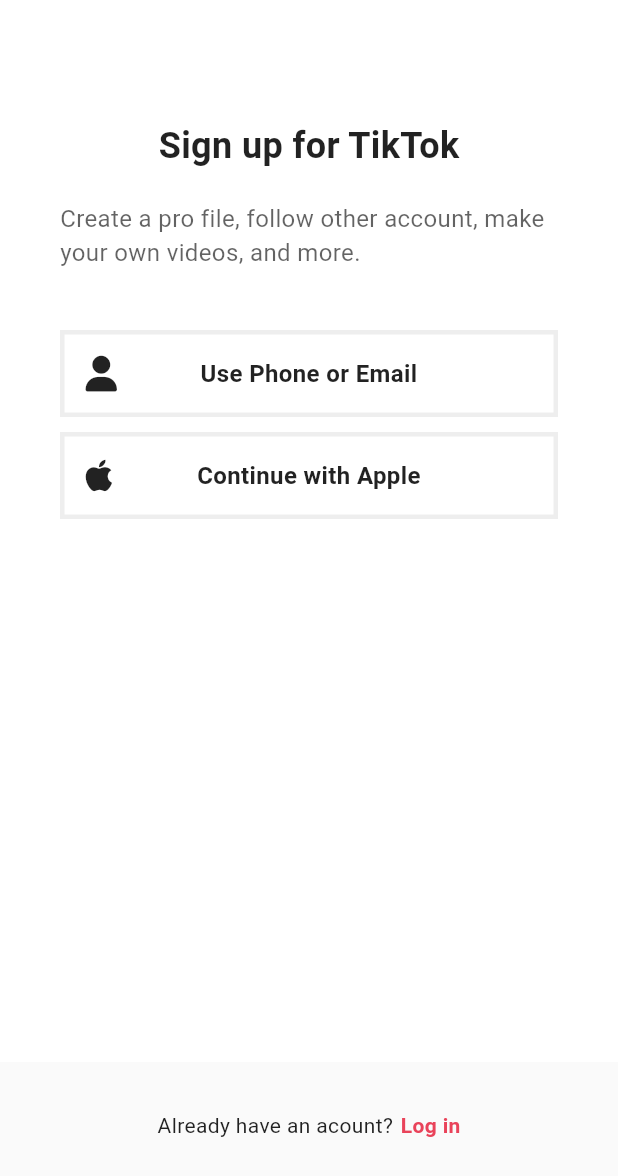
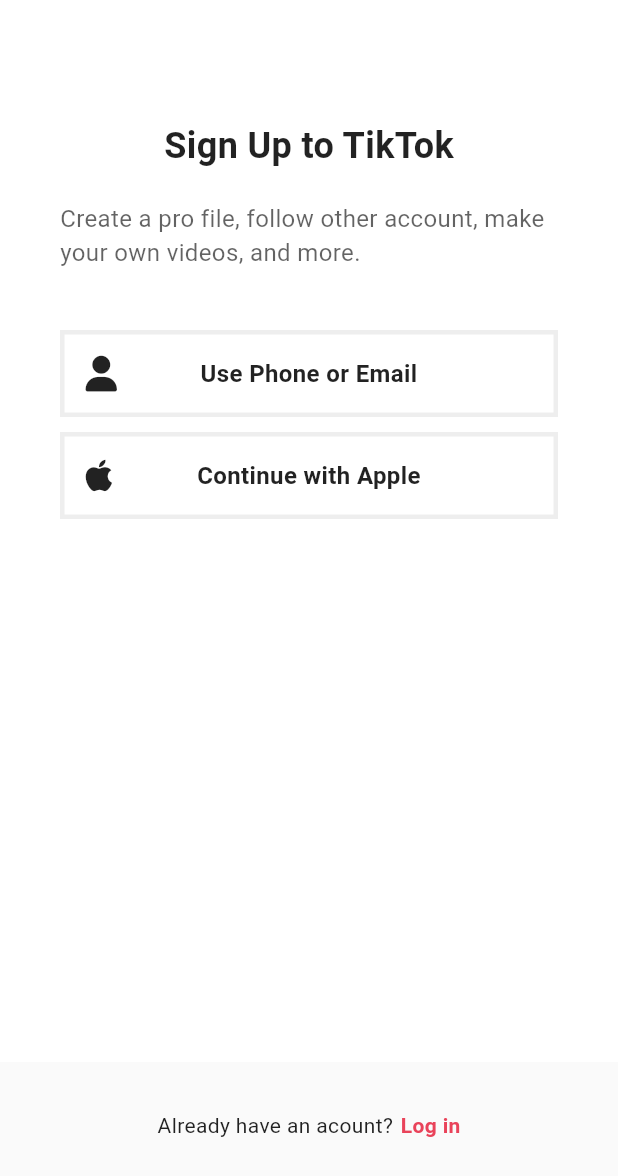
Before and after one commit to horu2day/tiktok_clone, a Flutter app: the screen it shows after launch, on a phone screen of 412 x 824 dp. Shown: the top 1176 px of the screen. Run offline on Flutter 3.47's test engine with Material 2 defaults, Android fonts, the phone set to English and light mode, and no system bars; our stand-ins replace font_awesome_flutter, video_player, visibility_detector.

```diff
--- a/l10n.yaml
+++ /dev/null
@@ -1,3 +0,0 @@
-arb-dir: lib/intl
-template-arb-file: intl_en.arb
-output-localization-file: intl_generated.dart
--- a/lib/features/authentication/widgets/sign_up_screen.dart
+++ b/lib/features/authentication/widgets/sign_up_screen.dart
@@ -7,7 +7,6 @@ import 'package:tiktok_clone/features/authentication/widgets/auth_button.dart';
 import 'package:tiktok_clone/features/authentication/widgets/login_screen.dart';
 import 'package:tiktok_clone/features/authentication/widgets/username_screen.dart';
 import 'package:tiktok_clone/utils.dart';
-import "package:flutter_gen/gen_l10n/intl_generated.dart";
 
 class SignUpScreen extends StatelessWidget {
   const SignUpScreen({super.key});
@@ -49,9 +48,9 @@ class SignUpScreen extends StatelessWidget {
           child: Column(
             children: [
               Gaps.v80,
-              Text(
-                AppLocalizations.of(context)!.signUpTitle("TikTok"),
-                style: const TextStyle(
+              const Text(
+                "Sign Up to TikTok",
+                style: TextStyle(
                   fontSize: Sizes.size24,
                   fontWeight: FontWeight.w700,
                 ),
--- a/lib/intl/intl_ko.arb
+++ /dev/null
@@ -1,3 +0,0 @@
-{
-    "signUpTitle":"{nameOfTheApp}에 가입하세요"
-}
--- /dev/null
+++ b/lib/l10n/intl_ko.arb
@@ -0,0 +1,3 @@
+{
+    "signUpTitle":"{nameOfTheApp}에 가입하세요."
+}
--- a/lib/main.dart
+++ b/lib/main.dart
@@ -2,7 +2,6 @@ import 'package:flutter/material.dart';
 import 'package:flutter/services.dart';
 import 'package:flutter_localizations/flutter_localizations.dart';
 import 'package:tiktok_clone/constants/sizes.dart';
-import "package:flutter_gen/gen_l10n/intl_generated.dart";
 
 import 'features/authentication/widgets/sign_up_screen.dart';
 
@@ -29,7 +28,6 @@ class TikTokApp extends StatelessWidget {
       debugShowCheckedModeBanner: true,
       title: 'TikTok Clone',
       localizationsDelegates: const [
-        AppLocalizations.delegate,
         GlobalMaterialLocalizations.delegate,
         GlobalCupertinoLocalizations.delegate,
         GlobalWidgetsLocalizations.delegate,
@@ -37,7 +35,6 @@ class TikTokApp extends StatelessWidget {
       supportedLocales: const [
         Locale("en"),
         Locale("ko"),
-        Locale("es"),
       ],
       themeMode: ThemeMode.system,
       theme: ThemeData(
--- a/pubspec.yaml
+++ b/pubspec.yaml
@@ -57,7 +57,6 @@ dev_dependencies:
 
 # For information on the generic Dart part of this file, see the
 # following page: https://dart.dev/tools/pub/pubspec
-
 # The following section is specific to Flutter packages.
 flutter:
   generate: true
@@ -73,10 +72,8 @@ flutter:
     - assets/images/poke.png
   # An image asset can refer to one or more resolution-specific "variants", see
   # https://flutter.dev/assets-and-images/#resolution-aware
-
   # For details regarding adding assets from package dependencies, see
   # https://flutter.dev/assets-and-images/#from-packages
-
   # To add custom fonts to your application, add a fonts section here,
   # in this "flutter" section. Each entry in this list should have a
   # "family" key with the font family name, and a "fonts" key with a
@@ -96,3 +93,5 @@ flutter:
   #
   # For details regarding fonts from package dependencies,
   # see https://flutter.dev/custom-fonts/#from-packages
+flutter_intl:
+  enabled: true
```
Also changed, not shown: lib/l10n/intl_en.arb (renamed from lib/intl/intl_en.arb, +10 -0 lines), lib/generated/intl/messages_all.dart (added), lib/generated/intl/messages_en.dart (added), lib/generated/intl/messages_ko.dart (added), lib/generated/l10n.dart (added).
